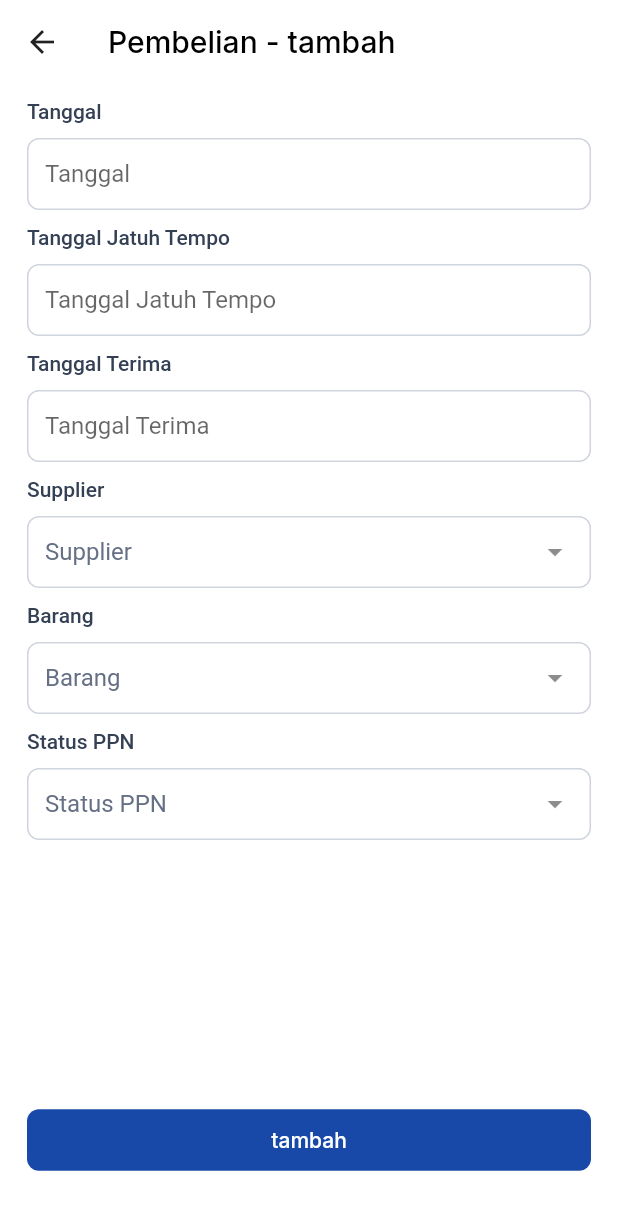
After one commit to iSwirve/project_flutter, a Flutter app: the pembelian screen opened directly, after a tap on the "add" icon, on a phone screen of 412 x 824 dp. The commit adds this screen. Shown: the top 1210 px of the screen. Run offline on Flutter 3.47's test engine with Material 2 defaults, Android fonts, the phone set to English and light mode, and no system bars; drawn by our look-alikes of dropdown_textfield; our stand-ins replace cloud_firestore, firebase_auth, firebase_core, flutter_riverpod, fluttertoast, focused_menu and 1 more; accounts and stored records are empty.

Commit message:
Pembelian + Insert
sudah bisa insert pembelian

```diff
--- a/lib/pages/main_menu.dart
+++ b/lib/pages/main_menu.dart
@@ -1,5 +1,6 @@
 import 'package:basicpos_v2/pages/stok/memo.dart';
 import 'package:basicpos_v2/pages/transaksi/laporan%20penjualan.dart';
+import 'package:basicpos_v2/pages/transaksi/pembelian/pembelian.dart';
 import 'package:firebase_auth/firebase_auth.dart';
 import 'package:basicpos_v2/pages/master/barang.dart';
 import 'package:basicpos_v2/pages/master/brand.dart';
@@ -249,6 +250,14 @@ class _MainMenuPageState extends State<MainMenuPage> {
                                   builder: (context) => penjualan(),
                                 ),
                               );
+                            }else if (search[index].getTitle() ==
+                                "Pembelian") {
+                              Navigator.push(
+                                context,
+                                MaterialPageRoute(
+                                  builder: (context) => pembelian(),
+                                ),
+                              );
                             } else if (search[index].getTitle() == "Logout") {
                               FirebaseAuth.instance.signOut();
                             }
--- /dev/null
+++ b/lib/pages/transaksi/pembelian/pembelian.dart
@@ -0,0 +1,193 @@
+import 'package:basicpos_v2/pages/transaksi/pembelian/pembelian_cru.dart';
+import 'package:flutter/src/widgets/framework.dart';
+import 'package:flutter/src/widgets/placeholder.dart';
+import 'dart:convert';
+import 'package:basicpos_v2/pages/main_menu.dart';
+import 'package:basicpos_v2/constants/colors.dart' as colors;
+import 'package:flutter/material.dart';
+import 'package:cloud_firestore/cloud_firestore.dart';
+import 'package:fluttertoast/fluttertoast.dart';
+
+
+class pembelian extends StatefulWidget {
+  const pembelian({super.key});
+  static const routeName = '/pembelian';
+
+
+  @override
+  State<pembelian> createState() => _pembelianState();
+}
+
+class _pembelianState extends State<pembelian> {
+  CollectionReference _collectionPembelian = FirebaseFirestore.instance.collection('Pembelian');
+    getdata() async {
+    QuerySnapshot querySnapshot = await _collectionPembelian.get();
+    final allData = querySnapshot.docs.map((doc) => doc.data()).toList();
+    return allData;
+  }
+
+  @override
+  Widget build(BuildContext context) {
+    return Scaffold(
+      appBar: AppBar(
+        elevation: 0,
+        title: const Text(
+          "Master Pembelian",
+          style: TextStyle(
+            color: Colors.black,
+          ),
+        ),
+        leading: IconButton(
+          icon: Icon(Icons.arrow_back, color: Colors.black87),
+          onPressed: () {
+            Navigator.push(
+              context,
+              MaterialPageRoute(
+                builder: (context) => MainMenuPage(),
+              ),
+            );
+          },
+        ),
+        backgroundColor: Colors.white,
+      ),
+      body: SafeArea(
+        child: Center(
+          child: Column(
+            children: [
+              SizedBox(height: 10),
+              SizedBox(
+                width: MediaQuery.of(context).size.width * 0.85,
+                height: 44,
+                child: Material(
+                  elevation: 0.1,
+                  shape: RoundedRectangleBorder(
+                    borderRadius: BorderRadius.circular(8),
+                    side: const BorderSide(
+                      color: colors.inputBorderPrimary,
+                      width: 1,
+                    ),
+                  ),
+                  shadowColor: colors.boxShadow,
+                  child: TextField(
+                    decoration: InputDecoration(
+                      prefixIcon: Icon(Icons.search),
+                      border: InputBorder.none,
+                      contentPadding: EdgeInsets.all(10),
+                      hintText: 'Nama Pelanggan',
+                    ),
+                  ),
+                ),
+              ),
+              SizedBox(height: 10),
+              FutureBuilder<dynamic>(
+                initialData: [],
+                future: getdata(), // Run check for a single queryRow
+                builder: (context, AsyncSnapshot<dynamic> snapshot) {
+                  if (!snapshot.hasData ||
+                      snapshot.data == null ||
+                      snapshot.data.isEmpty ||
+                      snapshot.hasError) {
+                    return Container(
+                      height: MediaQuery.of(context).size.height - 200,
+                      child: Center(
+                        child: CircularProgressIndicator(),
+                      ),
+                    );
+                  } else {
+                    return Expanded(
+                      child: ListView.builder(
+                        padding: EdgeInsets.symmetric(horizontal: 27),
+                        scrollDirection: Axis.vertical,
+                        shrinkWrap: true,
+                        itemCount: snapshot.data.length,
+                        itemBuilder: (BuildContext context, int index) {
+                          var idSupplier =
+                              snapshot.data[index]["id_supplier"].toString();
+                          return StreamBuilder<
+                              DocumentSnapshot<Map<String, dynamic>>>(
+                            stream: FirebaseFirestore.instance
+                                .collection('Supplier')
+                                .doc('$idSupplier')
+                                .snapshots(),
+                            builder: (context, snap) {
+                              var data = snap.data?.data();
+                              var nama_supplier = data?["nama_supplier"];
+                              var ava = nama_supplier
+                                  .toString()
+                                  .substring(0, 1)
+                                  .toUpperCase();
+                              return GestureDetector(
+                                onTap: () async {
+                                  // Navigator.push(
+                                  //   context,
+                                  //   MaterialPageRoute(
+                                  //     builder: (context) =>
+                                  //         stok_detail(index: index),
+                                  //   ),
+                                  // );
+                                },
+                                child: Row(
+                                  children: [
+                                    CircleAvatar(
+                                      child: Text(
+                                        ava,
+                                        style: TextStyle(
+                                          fontWeight: FontWeight.w500,
+                                        ),
+                                      ),
+                                      radius: 20,
+                                      backgroundColor: colors.primaryLightest,
+                                    ),
+                                    Container(
+                                      height: 56,
+                                      color: Colors.white,
+                                      child: Text(
+                                        nama_supplier.toString(),
+                                        style: TextStyle(
+                                          fontSize: 16,
+                                          fontWeight: FontWeight.w500,
+                                          color: colors.textPrimary,
+                                        ),
+                                      ),
+                                      padding:
+                                          EdgeInsets.only(top: 18, left: 15),
+                                    ),
+                                  ],
+                                ),
+                              );
+                            },
+                          );
+                        },
+                      ),
+                    );
+                  }
+                },
+              ),
+            ],
+          ),
+        ),
+      ),
+      floatingActionButton: Container(
+        width: 48,
+        height: 48,
+        margin: const EdgeInsets.only(bottom: 40, right: 20),
+        child: FloatingActionButton(
+          onPressed: (() {
+            Navigator.push(
+              context,
+              MaterialPageRoute(
+                builder: (context) => pembelian_cru(edit: false),
+              ),
+            );
+          }),
+          child: const Icon(Icons.add),
+          shape: RoundedRectangleBorder(
+            borderRadius: BorderRadius.circular(8),
+          ),
+          backgroundColor: colors.secondary,
+        ),
+      ),
+      backgroundColor: Colors.white,
+    );
+  }
+}
--- /dev/null
+++ b/lib/pages/transaksi/pembelian/pembelian_cru.dart
@@ -0,0 +1,264 @@
+import 'package:basicpos_v2/pages/transaksi/pembelian/pembelian.dart';
+import 'package:cloud_firestore/cloud_firestore.dart';
+import 'package:dropdown_textfield/dropdown_textfield.dart';
+import 'package:flutter/material.dart';
+import 'package:fluttertoast/fluttertoast.dart';
+import '../../../components/custom_button.dart';
+import '../../../constants/dimens.dart' as dimens;
+import '../../../constants/colors.dart' as colors;
+
+import '../../../components/custom_dropdown.dart';
+import '../../../components/custom_text_field.dart';
+
+
+
+
+class pembelian_cru extends StatefulWidget {
+  final edit;
+  final index;
+  const pembelian_cru({super.key, this.edit, this.index});
+
+  @override
+  State<pembelian_cru> createState() => _pembelian_cruState();
+}
+
+class _pembelian_cruState extends State<pembelian_cru> {
+  var title = 'tambah';
+  var idBarang = "";
+  CollectionReference _barang = FirebaseFirestore.instance.collection('Barang');
+  CollectionReference _supplier =FirebaseFirestore.instance.collection('Supplier');
+  CollectionReference _pembelian =FirebaseFirestore.instance.collection('Pembelian');
+
+  SingleValueDropDownController? barang;
+  SingleValueDropDownController? supplier;
+  SingleValueDropDownController? statusppn;
+  TextEditingController tanggal = TextEditingController();
+  TextEditingController tanggal_tempo = TextEditingController();
+  TextEditingController tanggal_terima = TextEditingController();
+
+  Map<dynamic, dynamic> barang_data = {};
+  Map<dynamic, dynamic> supplier_data = {};
+  Map<dynamic, dynamic> statusppn_data = {
+    "0" : "Tidak Aktif",
+    "1":"Aktif"
+  };
+
+ getdata() async {
+    QuerySnapshot querySnapshot = await _pembelian.get();
+    QuerySnapshot querySnapshot1 = await _barang.get();
+    QuerySnapshot querySnapshot2 = await _supplier.get();
+
+    final allData = querySnapshot.docs.map((doc) => doc.data()).toList();
+
+    var ctr = 0;
+    querySnapshot1.docs.forEach(
+      (element) {
+        barang_data[element.id] =
+            querySnapshot1.docs[ctr]["nama_barang"].toString();
+        ctr++;
+      },
+    );
+
+    ctr = 0;
+
+    querySnapshot2.docs.forEach(
+      (element) {
+        supplier_data[element.id] =
+            querySnapshot2.docs[ctr]["nama_supplier"].toString();
+        ctr++;
+      },
+    );
+
+    ctr = 0;
+
+    return allData;
+  }
+
+  @override
+  void initState() {
+    super.initState();
+    if (widget.edit == true) {
+      title = "Edit";
+    }
+    getdata();
+  }
+
+  @override
+  Widget build(BuildContext context) {
+    return Scaffold(
+      appBar: AppBar(
+        elevation: 0,
+        title: Text(
+          "Pembelian - $title",
+          style: TextStyle(
+            color: Colors.black,
+          ),
+        ),
+        leading: IconButton(
+          icon: Icon(Icons.arrow_back, color: Colors.black87),
+          onPressed: () {
+            Navigator.push(
+              context,
+              MaterialPageRoute(
+                builder: (context) => pembelian(),
+              ),
+            );
+          },
+        ),
+        backgroundColor: Colors.white,
+      ),
+      body: Container(
+        padding: const EdgeInsets.symmetric(
+          horizontal: dimens.pagePadding,
+        ),
+        child: Column(
+          children: [
+            Expanded(
+              child: FutureBuilder<dynamic>(
+                initialData: {},
+                future: getdata(),
+                builder: (context, AsyncSnapshot<dynamic> snapshot) {
+                  if (!snapshot.hasData ||
+                      snapshot.data == null ||
+                      snapshot.data.isEmpty ||
+                      snapshot.hasError) {
+                    if (snapshot.data == {}) {
+                      return Container();
+                    } else {
+                      if (title == "Edit") {
+                        return Container(
+                          height: MediaQuery.of(context).size.height - 200,
+                          child: Center(
+                            child: CircularProgressIndicator(),
+                          ),
+                        );
+                      }
+                    }
+                  } else {
+                    if (title == "Edit") {
+                      // pelanggan.text =
+                      //     snapshot.data[widget.index]["stok_baik"] ?? '-';
+                      // tanggal.text =
+                      //     snapshot.data[widget.index]["stok_rusak"] ?? '-';
+                      // idBarang =
+                      //     snapshot.data[widget.index]["id_barang"].toString();
+                      // return SingleChildScrollView(
+                      //   child: Expanded(
+                      //     child: Column(
+                      //       crossAxisAlignment: CrossAxisAlignment.start,
+                      //       children: [
+                      //         CustomTextField(
+                      //           text_controller: pelanggan,
+                      //           hintText: "Stok Baik",
+                      //           title: "Stok Baik",
+                      //         ),
+                      //         CustomTextField(
+                      //           text_controller: tanggal,
+                      //           hintText: "Stok Rusak",
+                      //           title: "Stok Rusak",
+                      //         ),
+                      //       ],
+                      //     ),
+                      //   ),
+                      // );
+                    }
+                  }
+
+                  return SingleChildScrollView(
+                    child: Expanded(
+                      child: Column(
+                        crossAxisAlignment: CrossAxisAlignment.start,
+                        children: [
+                          CustomTextField(
+                            text_controller: tanggal,
+                            hintText: "Tanggal",
+                            title: "Tanggal",
+                          ),
+                          CustomTextField(
+                            text_controller: tanggal_tempo,
+                            hintText: "Tanggal Jatuh Tempo",
+                            title: "Tanggal Jatuh Tempo",
+                          ),
+                          CustomTextField(
+                            text_controller: tanggal_terima,
+                            hintText: "Tanggal Terima",
+                            title: "Tanggal Terima",
+                          ),
+                          CustomDropdown(
+                            title: "Supplier",
+                            list: supplier_data,
+                            controller: supplier = SingleValueDropDownController(
+                              data: DropDownValueModel(
+                                name: "Supplier",
+                                value: "Supplier",
+                              ),
+                            ),
+                          ),
+                          CustomDropdown(
+                            title: "Barang",
+                            list: barang_data,
+                            controller: barang = SingleValueDropDownController(
+                              data: DropDownValueModel(
+                                name: "Barang",
+                                value: "Barang",
+                              ),
+                            ),
+                          ),
+                          CustomDropdown(
+                            title: "Status PPN",
+                            list: statusppn_data,
+                            controller: statusppn = SingleValueDropDownController(
+                              data: DropDownValueModel(name: "Status PPN",value: "Status PPN")
+                            ),
+                          ),
+                        ],
+                      ),
+                    ),
+                  );
+                },
+              ),
+            ),
+            CustomButton(
+              text: title,
+              onPressed: () async {
+                Map<String, String>? body;
+
+                if (title == "tambah") {
+                  body = {
+                    'id_barang': barang!.dropDownValue!.value.toString(),
+                    'id_supplier': supplier!.dropDownValue!.value.toString(),
+                    'tanggal': tanggal.text.toString(),
+                    'tanggal_tempo' : tanggal_tempo.text.toString(),
+                    'tanggal_terima' : tanggal_terima.text.toString(),
+                    'status_ppn' : statusppn!.dropDownValue!.value.toString()
+                  };
+                  if (barang!.dropDownValue!.name == "Barang" || supplier!.dropDownValue!.name == "Supplier")
+                    Fluttertoast.showToast(msg: "Silahkan pilih combobox");
+                  else if (barang!.dropDownValue!.name == "Barang")
+                    Fluttertoast.showToast(msg: "Barang harus dipilih");
+                  else {
+                    Fluttertoast.showToast(msg: "Sukses Insert");
+                    await _pembelian.add(body);
+                  }
+                } else {
+                  // body = {
+                  //   'id_barang': idBarang,
+                  //   'stok_baik': stok_baik.text.toString(),
+                  //   'stok_rusak': stok_rusak.text.toString(),
+                  // };
+                  // var id = await getId(widget.index);
+                  // await _pelanggan.doc(id).update(body);
+                  // Fluttertoast.showToast(msg: "Sukses update");
+                }
+              },
+            ),
+            SizedBox(
+              height: 40,
+            ),
+          ],
+        ),
+      ),
+      backgroundColor: Colors.white,
+    );
+  }
+}
```
Also changed, not shown: lib/pages/transaksi/pembelian/pembelian_detail.dart (added).
